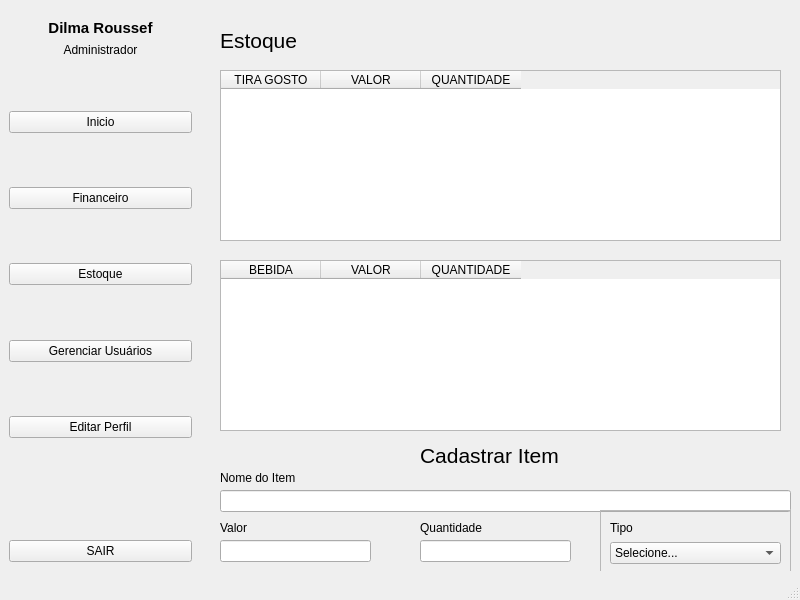
Before: the Qt Designer form Projeto Integrador/CodigosPython/FormTelaPrincipal.ui in Willigham/Projeto-Integrador-Senac, drawn with Qt 5.
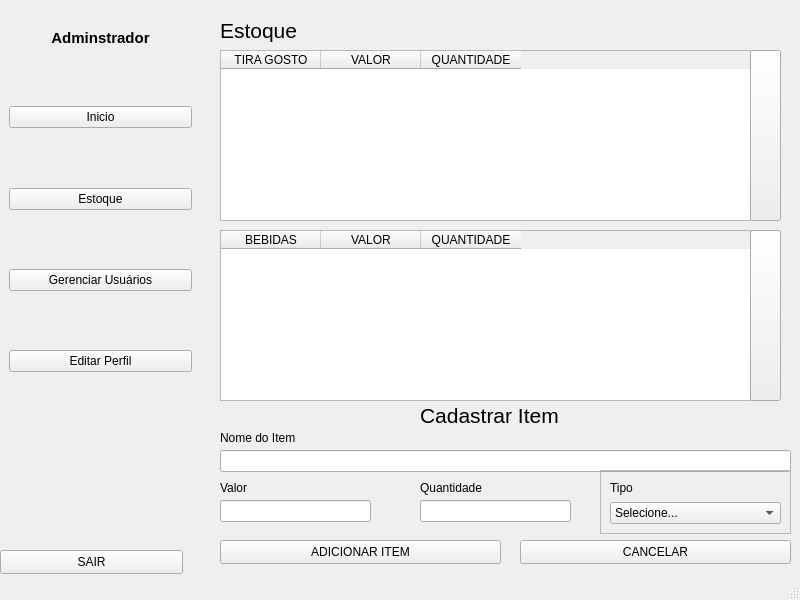
After: the same form once the commit is applied. The open tabs and pages were chosen to show the change. Icons and pictures are not drawn.

Commit message: Commit 19 - Novas Funcionalidades Tela Cadastrar Itens

The edit to the form file:
```diff
--- a/Projeto Integrador/CodigosPython/FormTelaPrincipal.ui
+++ b/Projeto Integrador/CodigosPython/FormTelaPrincipal.ui
@@ -18,9 +18,9 @@
     <property name="geometry">
      <rect>
       <x>0</x>
-      <y>10</y>
+      <y>20</y>
       <width>201</width>
-      <height>561</height>
+      <height>361</height>
      </rect>
     </property>
     <property name="focusPolicy">
@@ -41,18 +41,14 @@
          <bold>true</bold>
         </font>
        </property>
-       <property name="text">
-        <string>Dilma Roussef</string>
+       <property name="frameShape">
+        <enum>QFrame::Shape::NoFrame</enum>
        </property>
-       <property name="alignment">
-        <set>Qt::AlignmentFlag::AlignCenter</set>
+       <property name="frameShadow">
+        <enum>QFrame::Shadow::Plain</enum>
        </property>
-      </widget>
-     </item>
-     <item>
-      <widget class="QLabel" name="labelNomeCargo">
        <property name="text">
-        <string>Administrador</string>
+        <string>Adminstrador</string>
        </property>
        <property name="alignment">
         <set>Qt::AlignmentFlag::AlignCenter</set>
@@ -60,13 +56,10 @@
       </widget>
      </item>
      <item>
-      <spacer name="verticalSpacer_4">
+      <spacer name="verticalSpacer_2">
        <property name="orientation">
         <enum>Qt::Orientation::Vertical</enum>
        </property>
-       <property name="sizeType">
-        <enum>QSizePolicy::Policy::Expanding</enum>
-       </property>
        <property name="sizeHint" stdset="0">
         <size>
          <width>20</width>
@@ -83,35 +76,9 @@
       </widget>
      </item>
      <item>
-      <spacer name="verticalSpacer_2">
+      <spacer name="verticalSpacer">
        <property name="orientation">
         <enum>Qt::Orientation::Vertical</enum>
-       </property>
-       <property name="sizeType">
-        <enum>QSizePolicy::Policy::Expanding</enum>
-       </property>
-       <property name="sizeHint" stdset="0">
-        <size>
-         <width>20</width>
-         <height>40</height>
-        </size>
-       </property>
-      </spacer>
-     </item>
-     <item>
-      <widget class="QPushButton" name="pushButtonFinanceiro">
-       <property name="text">
-        <string>Financeiro</string>
-       </property>
-      </widget>
-     </item>
-     <item>
-      <spacer name="verticalSpacer_5">
-       <property name="orientation">
-        <enum>Qt::Orientation::Vertical</enum>
-       </property>
-       <property name="sizeType">
-        <enum>QSizePolicy::Policy::Expanding</enum>
        </property>
        <property name="sizeHint" stdset="0">
         <size>
@@ -129,13 +96,10 @@
       </widget>
      </item>
      <item>
-      <spacer name="verticalSpacer_6">
+      <spacer name="verticalSpacer_3">
        <property name="orientation">
         <enum>Qt::Orientation::Vertical</enum>
        </property>
-       <property name="sizeType">
-        <enum>QSizePolicy::Policy::Expanding</enum>
-       </property>
        <property name="sizeHint" stdset="0">
         <size>
          <width>20</width>
@@ -152,13 +116,10 @@
       </widget>
      </item>
      <item>
-      <spacer name="verticalSpacer_3">
+      <spacer name="verticalSpacer_4">
        <property name="orientation">
         <enum>Qt::Orientation::Vertical</enum>
        </property>
-       <property name="sizeType">
-        <enum>QSizePolicy::Policy::Expanding</enum>
-       </property>
        <property name="sizeHint" stdset="0">
         <size>
          <width>20</width>
@@ -174,45 +135,6 @@
        </property>
       </widget>
      </item>
-     <item>
-      <spacer name="verticalSpacer">
-       <property name="orientation">
-        <enum>Qt::Orientation::Vertical</enum>
-       </property>
-       <property name="sizeType">
-        <enum>QSizePolicy::Policy::Expanding</enum>
-       </property>
-       <property name="sizeHint" stdset="0">
-        <size>
-         <width>20</width>
-         <height>40</height>
-        </size>
-       </property>
-      </spacer>
-     </item>
-     <item>
-      <spacer name="verticalSpacer_7">
-       <property name="orientation">
-        <enum>Qt::Orientation::Vertical</enum>
-       </property>
-       <property name="sizeType">
-        <enum>QSizePolicy::Policy::Expanding</enum>
-       </property>
-       <property name="sizeHint" stdset="0">
-        <size>
-         <width>20</width>
-         <height>40</height>
-        </size>
-       </property>
-      </spacer>
-     </item>
-     <item>
-      <widget class="QPushButton" name="pushButtonSair">
-       <property name="text">
-        <string>SAIR</string>
-       </property>
-      </widget>
-     </item>
     </layout>
    </widget>
    <widget class="QStackedWidget" name="stackedWidget">
@@ -274,8 +196,8 @@
       <property name="geometry">
        <rect>
         <x>20</x>
-        <y>70</y>
-        <width>561</width>
+        <y>50</y>
+        <width>531</width>
         <height>171</height>
        </rect>
       </property>
@@ -299,7 +221,7 @@
       <property name="geometry">
        <rect>
         <x>20</x>
-        <y>20</y>
+        <y>10</y>
         <width>191</width>
         <height>41</height>
        </rect>
@@ -319,14 +241,14 @@
       <property name="geometry">
        <rect>
         <x>20</x>
-        <y>260</y>
-        <width>561</width>
+        <y>230</y>
+        <width>531</width>
         <height>171</height>
        </rect>
       </property>
       <column>
        <property name="text">
-        <string>BEBIDA</string>
+        <string>BEBIDAS</string>
        </property>
       </column>
       <column>
@@ -344,7 +266,7 @@
       <property name="geometry">
        <rect>
         <x>20</x>
-        <y>470</y>
+        <y>430</y>
         <width>81</width>
         <height>16</height>
        </rect>
@@ -357,7 +279,7 @@
       <property name="geometry">
        <rect>
         <x>20</x>
-        <y>490</y>
+        <y>450</y>
         <width>571</width>
         <height>22</height>
        </rect>
@@ -367,7 +289,7 @@
       <property name="geometry">
        <rect>
         <x>20</x>
-        <y>520</y>
+        <y>480</y>
         <width>81</width>
         <height>16</height>
        </rect>
@@ -380,7 +302,7 @@
       <property name="geometry">
        <rect>
         <x>400</x>
-        <y>510</y>
+        <y>470</y>
         <width>191</width>
         <height>64</height>
        </rect>
@@ -424,7 +346,7 @@
       <property name="geometry">
        <rect>
         <x>20</x>
-        <y>540</y>
+        <y>500</y>
         <width>151</width>
         <height>22</height>
        </rect>
@@ -434,7 +356,7 @@
       <property name="geometry">
        <rect>
         <x>220</x>
-        <y>520</y>
+        <y>480</y>
         <width>71</width>
         <height>16</height>
        </rect>
@@ -447,7 +369,7 @@
       <property name="geometry">
        <rect>
         <x>220</x>
-        <y>540</y>
+        <y>500</y>
         <width>151</width>
         <height>22</height>
        </rect>
@@ -457,7 +379,7 @@
       <property name="geometry">
        <rect>
         <x>220</x>
-        <y>440</y>
+        <y>400</y>
         <width>141</width>
         <height>31</height>
        </rect>
@@ -473,6 +395,64 @@
        <string>Cadastrar Item</string>
       </property>
      </widget>
+     <widget class="QPushButton" name="pushButtonAdicionarItem">
+      <property name="geometry">
+       <rect>
+        <x>20</x>
+        <y>540</y>
+        <width>281</width>
+        <height>24</height>
+       </rect>
+      </property>
+      <property name="text">
+       <string>ADICIONAR ITEM</string>
+      </property>
+     </widget>
+     <widget class="QPushButton" name="pushButtonCancelarItem">
+      <property name="geometry">
+       <rect>
+        <x>320</x>
+        <y>540</y>
+        <width>271</width>
+        <height>24</height>
+       </rect>
+      </property>
+      <property name="text">
+       <string>CANCELAR</string>
+      </property>
+     </widget>
+     <widget class="QPushButton" name="pushButtonRemoverBebida">
+      <property name="geometry">
+       <rect>
+        <x>550</x>
+        <y>230</y>
+        <width>31</width>
+        <height>171</height>
+       </rect>
+      </property>
+      <property name="text">
+       <string/>
+      </property>
+      <property name="icon">
+       <iconset theme="QIcon::ThemeIcon::EditDelete"/>
+      </property>
+     </widget>
+     <widget class="QPushButton" name="pushButtonRemoverComida">
+      <property name="geometry">
+       <rect>
+        <x>550</x>
+        <y>50</y>
+        <width>31</width>
+        <height>171</height>
+       </rect>
+      </property>
+      <property name="text">
+       <string/>
+      </property>
+      <property name="icon">
+       <iconset theme="QIcon::ThemeIcon::EditDelete"/>
+      </property>
+     </widget>
     </widget>
     <widget class="QWidget" name="page_4GerenciarUsuarios">
      <widget class="QTableWidget" name="tableWidgetUsuarios">
@@ -805,6 +785,19 @@
      </widget>
     </widget>
    </widget>
+   <widget class="QPushButton" name="pushButtonSair">
+    <property name="geometry">
+     <rect>
+      <x>0</x>
+      <y>550</y>
+      <width>183</width>
+      <height>24</height>
+     </rect>
+    </property>
+    <property name="text">
+     <string>SAIR</string>
+    </property>
+   </widget>
   </widget>
   <widget class="QStatusBar" name="statusbar"/>
  </widget>
```
Left out of the diff: 2 changed lines with no effect on the pictures. The commit also changes 10 other files.
